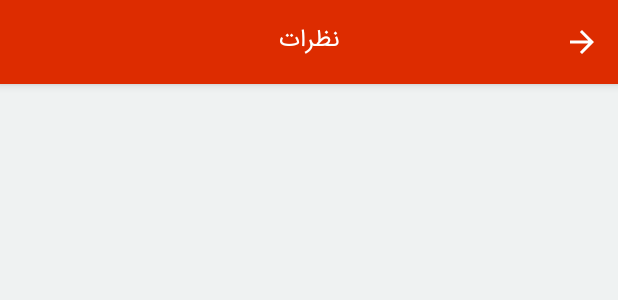
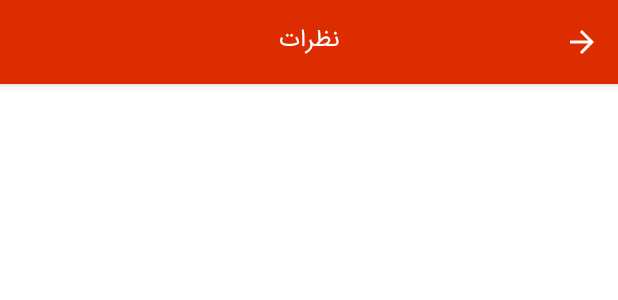
Before and after one commit to arefhosseini/WhereToApp, an Android app: the layout fragment_user_review.xml on its own in the app's theme, with its tools: preview values and no code run, on a phone screen of 412 x 824 dp. Shown: the top 300 px of the screen. Run offline under Robolectric (Android 15) with nearby library versions, the phone set to English and light mode, and no system bars.

Commit message:
fix background color bug

```diff
--- a/app/src/main/res/layout/fragment_place_home.xml
+++ b/app/src/main/res/layout/fragment_place_home.xml
@@ -125,7 +125,6 @@
                         <ImageView
                             android:layout_width="18dp"
                             android:layout_height="18dp"
-                            android:scaleX="-1"
                             android:tint="@color/colorPrimary"
                             android:src="@drawable/ic_attach_money_black_24dp"/>
                     </LinearLayout>
--- a/app/src/main/res/layout/fragment_user_review.xml
+++ b/app/src/main/res/layout/fragment_user_review.xml
@@ -14,7 +14,7 @@
     <androidx.coordinatorlayout.widget.CoordinatorLayout
         android:layout_width="match_parent"
         android:layout_height="match_parent"
-        android:background="@color/colorBackground"
+        android:background="@color/white"
         android:fitsSystemWindows="true">
 
         <com.google.android.material.appbar.AppBarLayout
```
